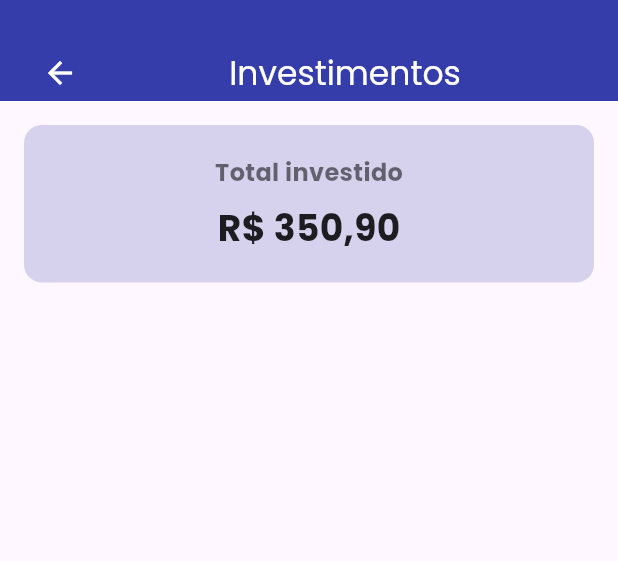
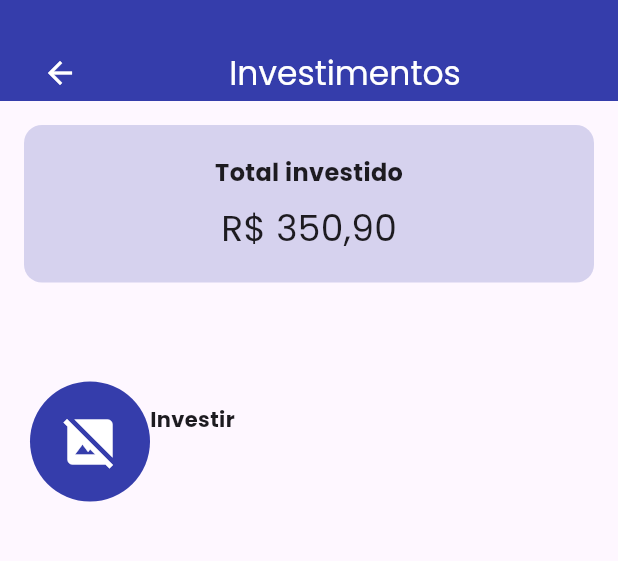
Before and after one commit to BankaltOficial/Mobile, a Flutter app: the screen it shows after launch, on a phone screen of 412 x 824 dp, the part 49-610 px from its top. Run offline on Flutter 3.47's test engine with Material 3 defaults, Android fonts, the phone set to English and light mode, and no system bars; our stand-ins replace mask_text_input_formatter.

Commit message:
continuando investimentos

```diff
--- a/lib/InvestimentoScreen.dart
+++ b/lib/InvestimentoScreen.dart
@@ -79,7 +79,6 @@ class _InvestimentoScreenState extends State<InvestimentoScreen> {
                       'Total investido',
                       style: TextStyle(
                         fontSize: 16,
-                        color: Colors.black54,
                         fontWeight: FontWeight.bold,
                       ),
                     ),
@@ -88,14 +87,37 @@ class _InvestimentoScreenState extends State<InvestimentoScreen> {
                       'R\$ 350,90',
                       style: TextStyle(
                         fontSize: 24,
-                        color: Colors.black87,
-                        fontWeight: FontWeight.bold,
                       ),
                     ),
                   ],
                 ),
               ),
             ),
+            SizedBox(height: 30),
+            InkWell(
+              onTap: () {},
+              child: Container(
+                padding: EdgeInsets.all(20),
+                child: Row(
+                  children: [
+                  CircleAvatar(
+                    backgroundColor: mainPurple,
+                    radius: 40,
+                    child: Icon(
+                      Icons.hide_image,
+                      color: mainWhite,
+                      size: 40,
+                      ),
+                  ),
+                  Column(children: [
+                    Text("Investir", style: TextStyle(fontWeight: FontWeight.bold),),
+                    SizedBox(height: 10,),
+                    Text("")
+                    ]
+                    ,)
+                ],),
+              ),
+            )
         ],
       ),
       )
--- a/lib/inicialScreen.dart
+++ b/lib/inicialScreen.dart
@@ -7,6 +7,7 @@ import 'package:flutter_application_1/InvestimentoScreen.dart';
 import 'package:flutter_application_1/PersonalizedScreen.dart';
 import 'package:flutter_application_1/PixScreen.dart';
 import 'package:flutter_application_1/SplashScreen.dart';
+import 'WelcomeScreen.dart';
 
 class InicialScreen extends StatefulWidget {
   const InicialScreen({super.key});
@@ -38,7 +39,9 @@ class _InicialScreenState extends State<InicialScreen> {
         leading: IconButton(
           icon: Icon(Icons.arrow_back, color: mainWhite),
           onPressed: () {
-            Navigator.pop(context);
+             Navigator.pushReplacement(
+              context,
+              MaterialPageRoute(builder: (context) => const WelcomeScreen(),));
           },
         ),
         title: Text(
```
